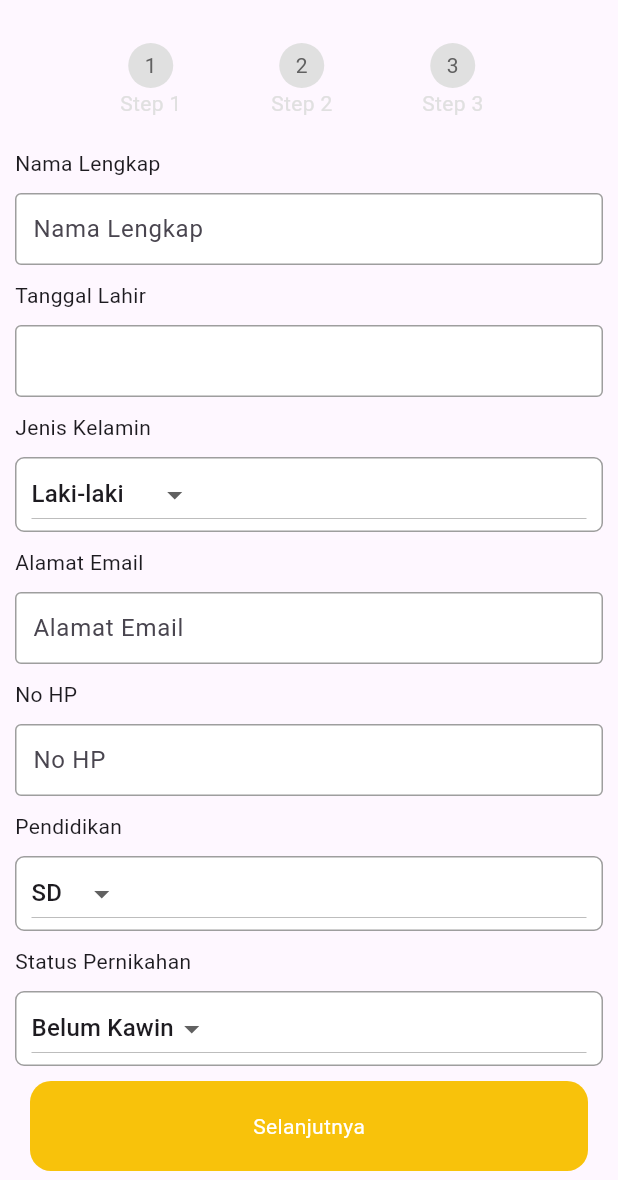
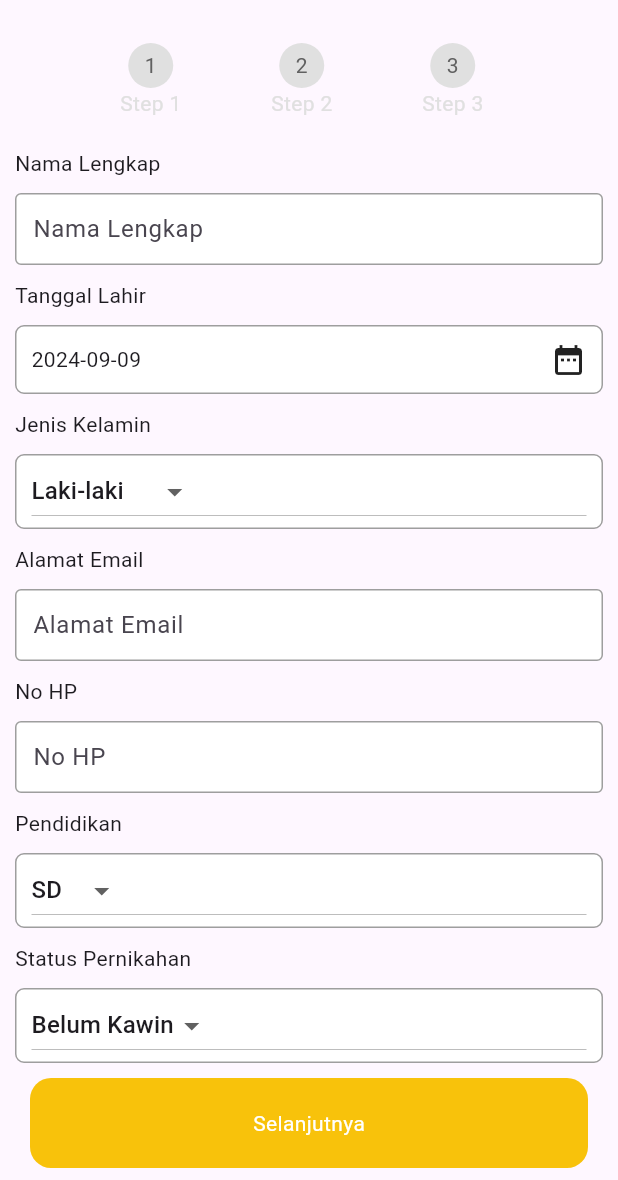
Before and after one commit to rajuwahyudii/payuung_pribadi, a Flutter app: the InformasiView screen opened by its route, on a phone screen of 412 x 824 dp, the part 56-1236 px from its top. Run offline on Flutter 3.47's test engine with Material 3 defaults, Android fonts, the light colour scheme and no system bars; our stand-ins replace flutter_svg, get_it, go_router, google_fonts; missing offline and left inert: date_picker_plus; network calls fail.

Commit message:
update date picker
update date picker

```diff
--- a/lib/pages/informasi/state/informasi_state.dart
+++ b/lib/pages/informasi/state/informasi_state.dart
@@ -81,6 +81,13 @@ class InformasiState extends ChangeNotifier {
     notifyListeners();
   }
 
+  DateTime _selectedTanggalLahir = DateTime(2024, 9, 9);
+  DateTime get selectedTanggalLahir => _selectedTanggalLahir;
+  setSelectedTanggalLahir(DateTime date) {
+    _selectedTanggalLahir = date;
+    notifyListeners();
+  }
+
   static InformasiState read(context) {
     InformasiState providers = Provider.of<InformasiState>(
       context,
--- a/lib/pages/profile/view/profile_view.dart
+++ b/lib/pages/profile/view/profile_view.dart
@@ -49,7 +49,7 @@ class ProfileView extends StatelessWidget {
                       crossAxisAlignment: CrossAxisAlignment.start,
                       children: [
                         Text(
-                          _user.nama ?? 'No Name',
+                          _user.tanggalLahir ?? 'No Name',
                           style: const TextStyle(
                             fontWeight: FontWeight.w700,
                             fontSize: 18,
--- a/lib/shared/widgets/mollecules/biodata_form.dart
+++ b/lib/shared/widgets/mollecules/biodata_form.dart
@@ -1,4 +1,6 @@
+import 'package:date_picker_plus/date_picker_plus.dart';
 import 'package:flutter/material.dart';
+import 'package:intl/intl.dart';
 import 'package:payuung_pribadi/package/get_it.dart';
 import 'package:payuung_pribadi/pages/home/model/user_model.dart';
 import 'package:payuung_pribadi/pages/home/state/home_state.dart';
@@ -34,6 +36,8 @@ class BiodataForm extends StatelessWidget {
     String pendidikanSelected =
         InformasiState.watch(context).pendidikanSelected;
     String statusSelected = InformasiState.watch(context).statusSelected;
+    DateTime tanggalLahirSelected =
+        InformasiState.watch(context).selectedTanggalLahir;
 
     return SingleChildScrollView(
       child: Column(
@@ -44,8 +48,83 @@ class BiodataForm extends StatelessWidget {
             controller: namaController,
             keyboardType: TextInputType.name,
           ),
-          MyTextFormField(
-            label: 'Tanggal Lahir',
+          Column(
+            crossAxisAlignment: CrossAxisAlignment.start,
+            children: [
+              Container(
+                margin: const EdgeInsets.symmetric(
+                  vertical: 10,
+                ),
+                child: const Text(
+                  'Tanggal Lahir',
+                ),
+              ),
+              GestureDetector(
+                onTap: () async {
+                  DateTime? pickedDate = await showDatePickerDialog(
+                    context: context,
+                    initialDate: tanggalLahirSelected,
+                    minDate: DateTime(1970, 10, 10),
+                    maxDate: DateTime.now(),
+                    width: 300,
+                    height: 300,
+                    currentDate: DateTime.now(),
+                    selectedDate: tanggalLahirSelected,
+                    currentDateDecoration: const BoxDecoration(),
+                    currentDateTextStyle: const TextStyle(),
+                    daysOfTheWeekTextStyle: const TextStyle(),
+                    disabledCellsTextStyle: const TextStyle(),
+                    enabledCellsDecoration: const BoxDecoration(),
+                    enabledCellsTextStyle: const TextStyle(),
+                    initialPickerType: PickerType.days,
+                    selectedCellDecoration: const BoxDecoration(),
+                    selectedCellTextStyle: const TextStyle(),
+                    leadingDateTextStyle: const TextStyle(),
+                    slidersColor: Colors.lightBlue,
+                    highlightColor: Colors.redAccent,
+                    slidersSize: 20,
+                    splashColor: Colors.lightBlueAccent,
+                    splashRadius: 40,
+                    centerLeadingDate: true,
+                  );
+                  if (pickedDate != null) {
+                    print(pickedDate);
+                    InformasiState.read(context)
+                        .setSelectedTanggalLahir(pickedDate);
+                  }
+                },
+                child: Container(
+                  padding: const EdgeInsets.symmetric(
+                    horizontal: 10,
+                    vertical: 10,
+                  ),
+                  decoration: BoxDecoration(
+                    border: Border.all(
+                      color: Colors.grey,
+                    ),
+                    borderRadius: BorderRadius.circular(
+                      6,
+                    ),
+                    color: Colors.white,
+                  ),
+                  width: getWidth(context),
+                  child: Row(
+                    mainAxisAlignment: MainAxisAlignment.spaceBetween,
+                    children: [
+                      Text(
+                        DateFormat('yyyy-MM-dd')
+                            .parse(tanggalLahirSelected.toString())
+                            .toString()
+                            .substring(0, 10),
+                      ),
+                      const Icon(
+                        Icons.date_range,
+                      ),
+                    ],
+                  ),
+                ),
+              ),
+            ],
           ),
           Column(
             crossAxisAlignment: CrossAxisAlignment.start,
@@ -181,6 +260,8 @@ class BiodataForm extends StatelessWidget {
                 InformasiPribadiPayload(
                   pendidikan: pendidikanSelected,
                   statusPernikahan: statusSelected,
+                  tanggalLahir:
+                      tanggalLahirSelected.toString().substring(0, 10),
                   jenisKelamin: jkSelected,
                   nama: namaController.text,
                   email: emailController.text,
--- a/pubspec.yaml
+++ b/pubspec.yaml
@@ -44,6 +44,8 @@ dependencies:
   sqflite: ^2.3.3+1
   get_it: ^7.7.0
   path: ^1.9.0
+  date_picker_plus: ^4.1.0
+  intl: ^0.19.0
 
 dev_dependencies:
   flutter_test:
```
Also changed, not shown: lib/pages/informasi/services/informasi_services.dart (+9 -0 lines), pubspec.lock.
